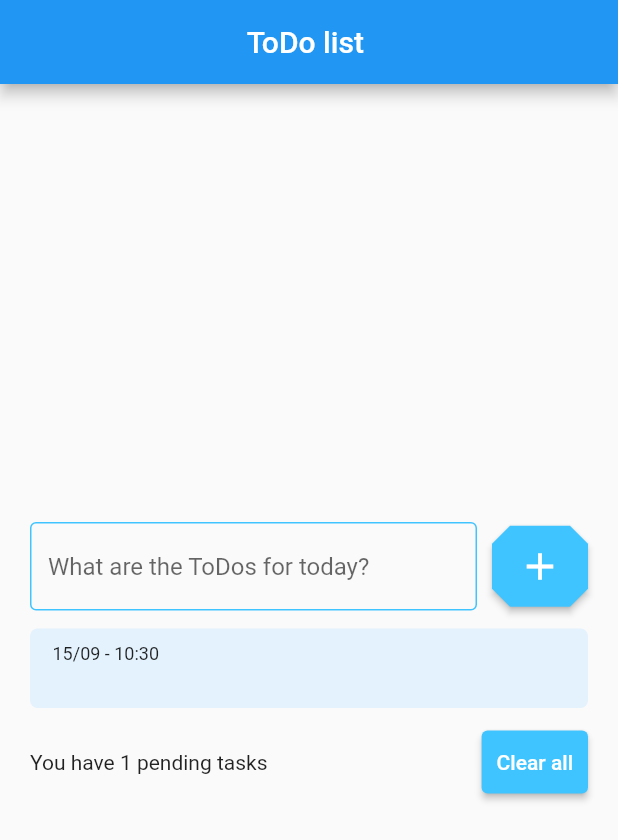
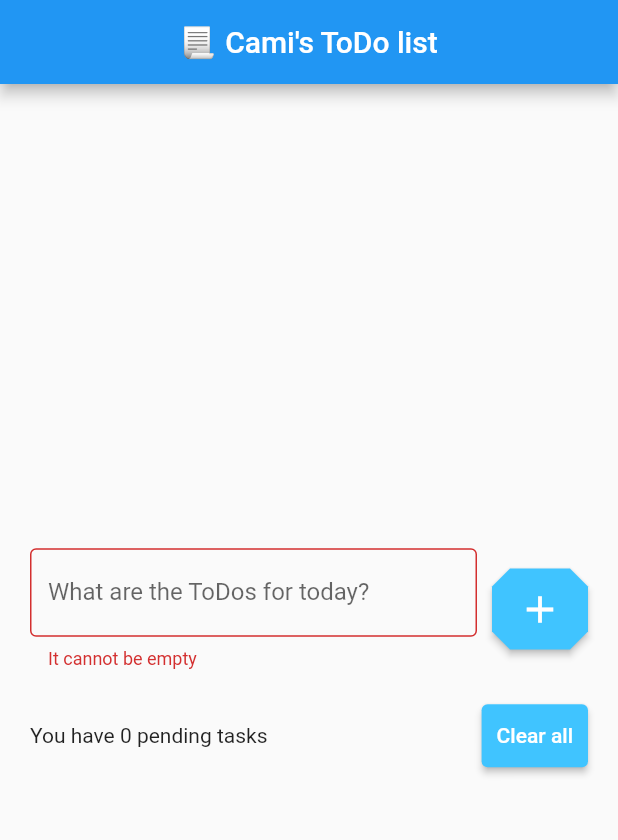
Before and after one commit to wjj28/todo_list, a Flutter app: the screen it shows after launch, after a tap on the "add" icon, on a phone screen of 412 x 824 dp. Shown: the top 840 px of the screen. Run offline on Flutter 3.47's test engine with Material 2 defaults, Android fonts, the light colour scheme and no system bars; drawn by our look-alikes of flutter_slidable; our stand-ins replace shared_preferences.

Commit message:
ToDos now stored in the app

```diff
--- a/lib/models/todo.dart
+++ b/lib/models/todo.dart
@@ -4,6 +4,10 @@ class Todo {
     required this.dateTime,
     // this.isDone = false,
   });
+
+  Todo.fromJson(Map<String, dynamic> json)
+      : title = json['title'],
+        dateTime = DateTime.parse(json['datetime']);
 
   String title;
   DateTime dateTime;
--- a/lib/pages/todo_list_page.dart
+++ b/lib/pages/todo_list_page.dart
@@ -17,10 +17,22 @@ class _TodoListPageState extends State<TodoListPage> {
 
 
   List<Todo> todos = [];
+
   Todo? deletedTodo;
   int? deletedTodoPos;
   Todo? completedTodo;
 
+
+  @override
+  void initState() {
+    super.initState();
+
+    todoRepository.getTodoList().then((value) {
+      setState(() {
+        todos = value;
+      });
+    });
+  }
 
   String? errorText;
 
@@ -29,7 +41,7 @@ class _TodoListPageState extends State<TodoListPage> {
     return SafeArea(
       child: Scaffold(
         appBar: AppBar(
-          title: const Text('ToDo list '),
+          title: const Text(' 📃 Cami\'s ToDo list '),
           centerTitle: true,
           // actions: [
           //   Padding(
@@ -63,16 +75,17 @@ class _TodoListPageState extends State<TodoListPage> {
                       child: TextField(
                         controller: todoController,
                         decoration:  InputDecoration(
-                          hintText: 'What are the ToDos for today?',
+                          labelText: 'What are the ToDos for today?',
+                          // hintText: 'Read a book..',
                           enabledBorder: const OutlineInputBorder(
                               borderSide: BorderSide(
                                   color: Colors.lightBlueAccent
                               )
                           ),
                           border: const OutlineInputBorder(
-                            borderSide: BorderSide(
-                              color: Colors.lightBlueAccent
-                            )
+                              borderSide: BorderSide(
+                                  color: Colors.lightBlueAccent
+                              )
                           ),
                           errorText: errorText,
                         ),
@@ -151,12 +164,22 @@ class _TodoListPageState extends State<TodoListPage> {
 
   void newTodo() {
     String task = todoController.text;
+
+    if(task.isEmpty){
+      setState(() {
+        errorText = 'It cannot be empty';
+      });
+      return;
+    }
     setState(() {
       Todo newTodo = Todo(title: task, dateTime: DateTime.now());
       todos.add(newTodo);
+
+
     });
     todoController.clear();
     todoRepository.saveTodoList(todos);
+    errorText = null;
   }
 
   void onComplete(Todo todo) {
--- a/lib/repositories/todo_repository.dart
+++ b/lib/repositories/todo_repository.dart
@@ -1,24 +1,24 @@
-
 import 'dart:convert';
 
 import 'package:shared_preferences/shared_preferences.dart';
 
 import '../models/todo.dart';
 
-const todoList = 'todo_list';
+const todoListKey = 'todo_list';
 
-class TodoRepository{
-  TodoRepository(){
-    SharedPreferences.getInstance();
+class TodoRepository {
+  late SharedPreferences sharedPreferences;
+
+  Future<List<Todo>> getTodoList() async {
+    sharedPreferences = await SharedPreferences.getInstance();
+    final String jsonString = sharedPreferences.getString(todoListKey) ?? '[]';
+    final List jsonDecoded = json.decode(jsonString) as List;
+    return jsonDecoded.map((e) => Todo.fromJson(e)).toList();
   }
 
-  late SharedPreferences sharedPreferences;
-
-  void saveTodoList(List<Todo>todos){
+  void saveTodoList(List<Todo> todos) {
     final jsonString = json.encode(todos);
 
-    sharedPreferences.setString(todoList, jsonString);
-
+    sharedPreferences.setString(todoListKey, jsonString);
   }
-
 }
```
Lines whose indentation alone changed are shown as unchanged.
